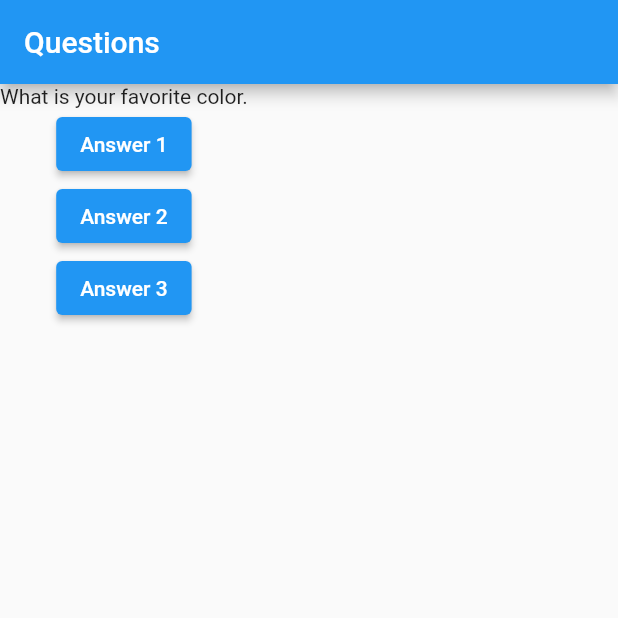
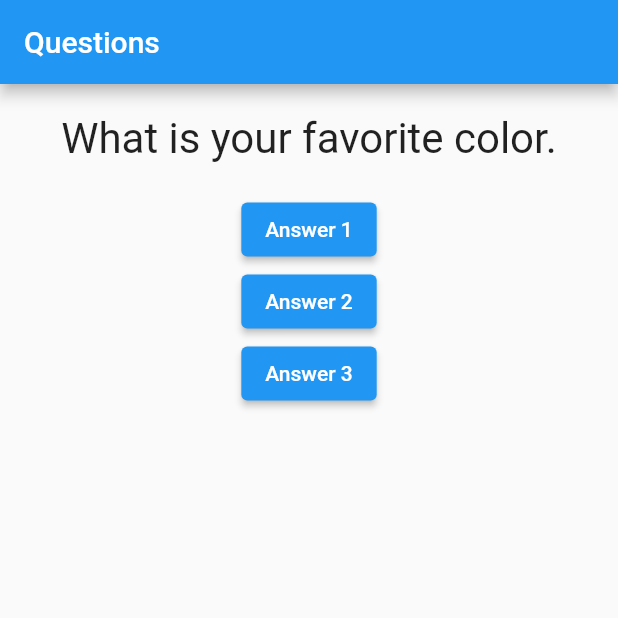
Before and after one commit to edvaldoperreira/project_answers, a Flutter app: the screen it shows after launch, on a phone screen of 412 x 824 dp, the top half of it. Run offline on Flutter 3.47's test engine with Material 2 defaults, Android fonts, the phone set to English and light mode, and no system bars.

Commit message:
Styling Question widget

```diff
--- a/lib/main.dart
+++ b/lib/main.dart
@@ -1,9 +1,8 @@
 // ignore_for_file: prefer_const_constructors, avoid_print, use_key_in_widget_constructors
 
-import 'package:flutter/cupertino.dart';
 import 'package:flutter/material.dart';
 import 'package:project_answers/question.dart';
-import 'question.dart ';
+import 'question.dart';
 
 main() => runApp(QuestionApp());
 
--- a/lib/question.dart
+++ b/lib/question.dart
@@ -6,6 +6,14 @@
 
   @override
   Widget build(BuildContext context) {
-    return Text(text);
+    return Container(
+      width: double.infinity,
+      margin: EdgeInsets.all(20.0),
+      child: Text(
+        text,
+        style: TextStyle(fontSize: 28),
+        textAlign: TextAlign.center,
+      ),
+    );
   }
 }
```
